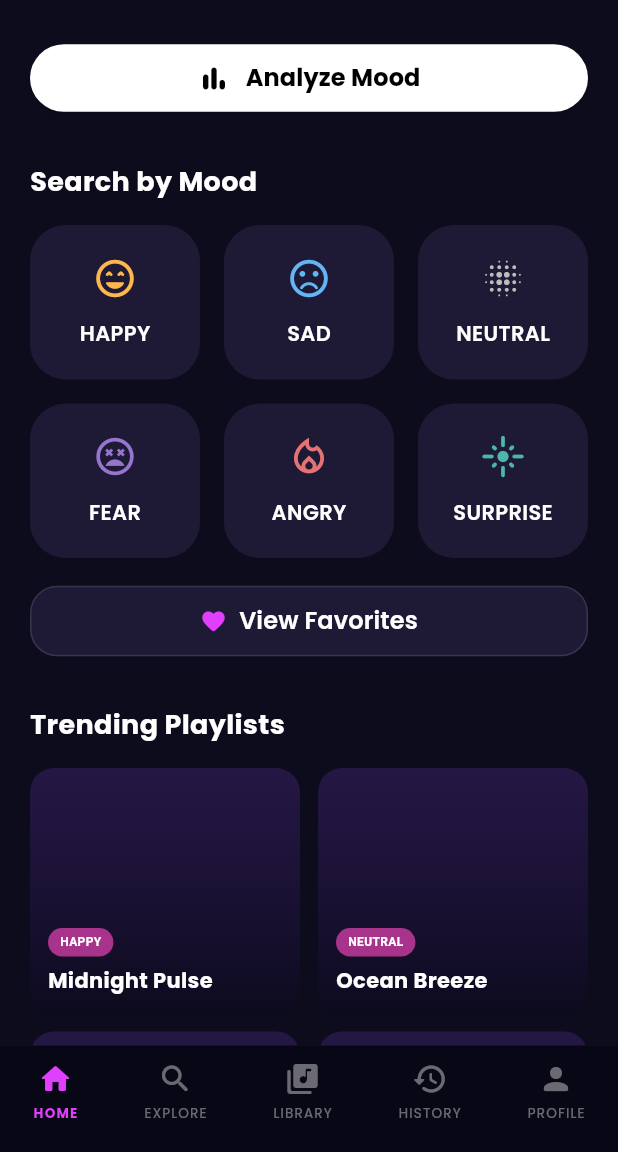
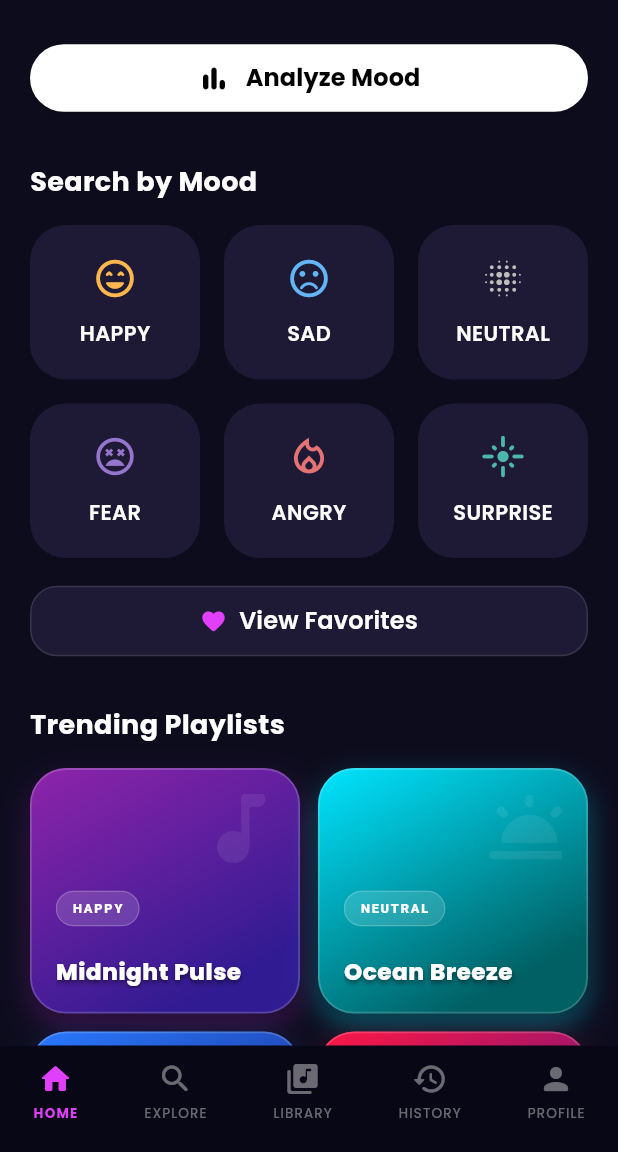
Before and after one commit to niruban-codes/Emora, a Flutter app: the HomeScreen screen opened by its route, on a phone screen of 412 x 824 dp, the part 84-1236 px from its top. Run offline on Flutter 3.47's test engine with Material 3 defaults, Android fonts, the phone set to English and light mode, and no system bars; our stand-ins replace cached_network_image, cloud_firestore, dio, firebase_auth, firebase_core, fl_chart and 6 more; accounts and stored records are empty.

Commit message:
Update layout and styling for Home Screen Trending Playlist UI

```diff
--- a/frontend/lib/screens/home_screen.dart
+++ b/frontend/lib/screens/home_screen.dart
@@ -279,6 +279,44 @@ class _HomeScreenState extends State<HomeScreen>
   }
 
   Widget _playlistCard(Map<String, String> playlist) {
+    List<Color> cardGradient;
+    IconData playlistIcon;
+switch (playlist['title']) {
+      case 'Midnight Pulse':
+        cardGradient = [
+          const Color(0xFF8E24AA), // Electric Violet Purple
+          const Color(0xFF311B92), // Deep Cosmic Indigo
+        ];
+        playlistIcon = Icons.music_note_rounded;
+        break;
+      case 'Ocean Breeze':
+        cardGradient = [
+          const Color(0xFF00E5FF), // Glowing Neon Cyan
+          const Color(0xFF006064), // Deep Sea Teal (Neutral)
+        ];
+        playlistIcon = Icons.wb_twilight_rounded;
+        break;
+      case 'Urban Night':
+        cardGradient = [
+          const Color(0xFF2979FF), // Vibrant Sapphire Blue (Sad)
+          const Color(0xFF1A237E), // Midnight Abyss Navy
+        ];
+        playlistIcon = Icons.nightlight_round;
+        break;
+      case 'Rainy Echoes':
+        cardGradient = [
+          const Color(0xFFFF1744), // Electric Neon Rose / Pink
+          const Color(0xFF4A148C), // Velvet Wine Deep Purple
+        ];
+        playlistIcon = Icons.grain_rounded;
+        break;
+      default:
+        cardGradient = [
+          const Color(0xFF2A1A4E),
+          const Color(0xFF0D0A1E),
+        ];
+        playlistIcon = Icons.album_rounded;
+    }
     return GestureDetector(
       onTap: () {
         context.push(
@@ -290,45 +328,84 @@ class _HomeScreenState extends State<HomeScreen>
         );
       },
       child: Container(
-        padding: const EdgeInsets.all(12),
+        padding: const EdgeInsets.all(16),
         decoration: BoxDecoration(
-          borderRadius: BorderRadius.circular(16),
+          borderRadius: BorderRadius.circular(24),
           gradient: LinearGradient(
-            begin: Alignment.topCenter,
+            begin: Alignment.topLeft,
             end: Alignment.bottomCenter,
-            colors: [
-              const Color(0xFF2A1A4E).withOpacity(0.8),
-              const Color(0xFF0D0A1E),
-            ],
+            colors: cardGradient,
           ),
+          border: Border.all(
+            color: Colors.white.withOpacity(0.18),
+            width: 1.2,
+          ),
+          boxShadow: [
+            BoxShadow(
+              color: cardGradient[0].withOpacity(0.35),
+              blurRadius: 16,
+              offset: const Offset(0, 8),
+            ),
+            BoxShadow(
+              color: Colors.black.withOpacity(0.2),
+              blurRadius: 4,
+              offset: const Offset(0, 2),
+            ),
+          ]
         ),
-        child: Column(
+        child:Stack(
+          children: [
+            // Elegant background contextual abstract watermark icon
+            Positioned(
+              right: -10,
+              top: -10,
+              child: Icon(
+                playlistIcon,
+                size: 64,
+                color: Colors.white.withOpacity(0.08),
+              ),
+            ),
+             Column(
           crossAxisAlignment: CrossAxisAlignment.start,
           mainAxisAlignment: MainAxisAlignment.end,
           children: [
             Container(
-              padding: const EdgeInsets.symmetric(horizontal: 8, vertical: 4),
+              padding: const EdgeInsets.symmetric(horizontal: 10, vertical: 5),
               decoration: BoxDecoration(
-                color: const Color(0xFFA7338A),
-                borderRadius: BorderRadius.circular(100),
+                color: Colors.white.withOpacity(0.15),
+                borderRadius: BorderRadius.circular(30),
+                border: Border.all(color: Colors.white.withOpacity(0.2),width: 0.8),
               ),
               child: Text(
                 playlist['mood']!,
                 style: const TextStyle(
                   color: Colors.white,
-                  fontSize: 8,
-                  fontWeight: FontWeight.bold,
+                  fontSize: 8.5,
+                  fontWeight: FontWeight.w800,
+                  letterSpacing: 1.2,
                 ),
               ),
             ),
-            const SizedBox(height: 6),
+            const SizedBox(height: 19),
             Text(
               playlist['title']!,
+              maxLines: 1,
+              overflow: TextOverflow.ellipsis,
               style: GoogleFonts.poppins(
                 color: Colors.white,
-                fontSize: 14,
-                fontWeight: FontWeight.w700,
-              ),
+                fontSize: 15.5,
+                fontWeight: FontWeight.w800,
+                letterSpacing: 0.3,
+                shadows: [
+                  Shadow(
+                    color: Colors.black.withOpacity(0.5),
+                    offset: const Offset(0, 2),
+                    blurRadius: 4,
+                  )
+                   ],
+                 ),
+                ),
+              ],
             ),
           ],
         ),
```
